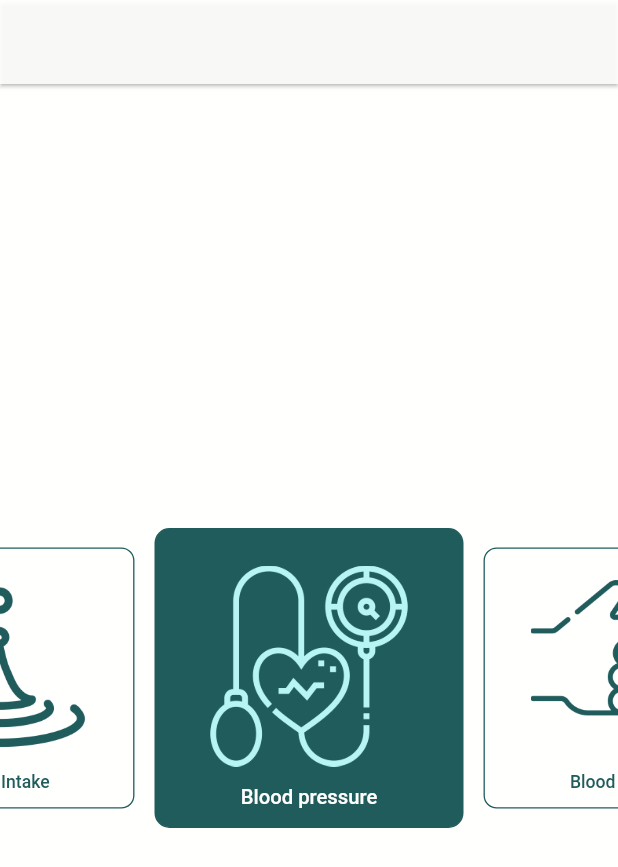
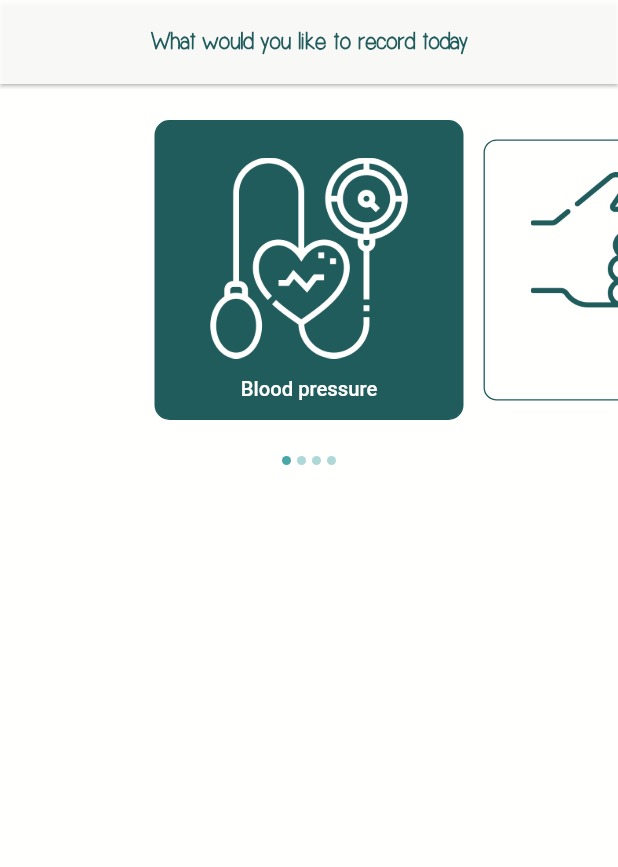
Before and after one commit to priscillaabhulimen/health_bit, a Flutter app: the TrackView screen opened directly, on a phone screen of 412 x 824 dp. Shown: the top 867 px of the screen. Run offline on Flutter 3.47's test engine with Material 2 defaults, Android fonts, the light colour scheme and no system bars; drawn by our look-alikes of carousel_slider, oktoast; our stand-ins replace another_flushbar, equatable, flutter_dotenv, flutter_spinkit, get_it, modal_bottom_sheet and 1 more; accounts and stored records are empty; Roboto replaces fonts that are missing (PlusJakartaDisplay).

Commit message:
Track view of main page ui changes

```diff
--- a/lib/styles/textstyles.dart
+++ b/lib/styles/textstyles.dart
@@ -17,7 +17,16 @@ class AppTextStyles {
     return TextStyle(
         fontSize: 13.5,
         fontWeight: FontWeight.w500,
-        color: AppColors.mainTeal
+        color: AppColors.mainWhite
+    );
+  }
+
+  static TextStyle get appBar{
+    return TextStyle(
+        fontSize: 16,
+        fontWeight: FontWeight.bold,
+        color: AppColors.mainTeal,
+        fontFamily: 'Simplicity'
     );
   }
 
--- a/lib/ui/views/track/track_view.dart
+++ b/lib/ui/views/track/track_view.dart
@@ -23,21 +23,27 @@ class _TrackViewState extends State<TrackView> {
     List<TrackItem> items = [
       TrackItem(
         onTap: (){},
-        activeImage: Image.asset('assets/images/b_pressure.png', color: AppColors.lighterTeal,),
+        activeImage: Image.asset('assets/images/b_pressure.png', color: AppColors.mainWhite,),
         inactiveImage: Image.asset('assets/images/b_pressure.png', color: AppColors.mainTeal,),
         label: 'Blood pressure',
       ),
       TrackItem(
         onTap: (){},
-        activeImage: Image.asset('assets/images/b_sugar.png', color: AppColors.lighterTeal,),
+        activeImage: Image.asset('assets/images/b_sugar.png', color: AppColors.mainWhite,),
         inactiveImage: Image.asset('assets/images/b_sugar.png', color: AppColors.mainTeal,),
         label: 'Blood Sugar',
       ),
       TrackItem(
         onTap: (){},
-        activeImage: Image.asset('assets/images/water_intake.png', color: AppColors.lighterTeal,),
+        activeImage: Image.asset('assets/images/water_intake.png', color: AppColors.mainWhite,),
         inactiveImage: Image.asset('assets/images/water_intake.png', color: AppColors.mainTeal,),
         label: 'Water Intake',
+      ),
+      TrackItem(
+        onTap: (){},
+        activeImage: Image.asset('assets/images/period.png', color: AppColors.mainWhite,),
+        inactiveImage: Image.asset('assets/images/period.png', color: AppColors.mainTeal,),
+        label: 'Period',
       ),
     ];
     return Scaffold(
@@ -45,11 +51,18 @@ class _TrackViewState extends State<TrackView> {
         elevation: 1,
         automaticallyImplyLeading: false,
         backgroundColor: AppColors.mainWhite.withOpacity(.9),
+        centerTitle: true,
+        title: Text(
+          'What would you like to record today',
+          style: AppTextStyles.appBar,
+        ),
       ),
       body: Container(
         padding: EdgeInsets.only(top: 24),
         height: size.height,
-        child: CarouselSlider(
+        child: Column(
+          children: [
+            CarouselSlider(
               items: items.asMap().entries.map((e) {
                 return GestureDetector(
                   onTap: e.value.onTap,
@@ -85,10 +98,12 @@ class _TrackViewState extends State<TrackView> {
               }).toList(),
               carouselController: controller,
               options: CarouselOptions(
+                initialPage: 0,
                 height: 200,
                 enlargeCenterPage: true,
                 viewportFraction: 0.5,
                 aspectRatio: 12/16,
+                enableInfiniteScroll: false,
                 onPageChanged: (index, reason){
                   setState(() {
                     _current = index;
@@ -96,6 +111,22 @@ class _TrackViewState extends State<TrackView> {
                 }
               ),
             ),
+            SizedBox(height: 20,),
+            Row(
+              mainAxisAlignment: MainAxisAlignment.center,
+              children: items.asMap().entries.map((e){
+                return Container(
+                    width: 6.0,
+                    height: 6.0,
+                    margin: EdgeInsets.symmetric(vertical: 4, horizontal: 2),
+                    decoration: BoxDecoration(
+                      shape: BoxShape.circle,
+                      color: (AppColors.primaryColor.withOpacity(_current == e.key ? 0.9 : 0.4)),
+                    ));
+              }).toList(),
+            )
+          ],
+        ),
       ),
     );
   }
```
Lines whose indentation alone changed are shown as unchanged.
